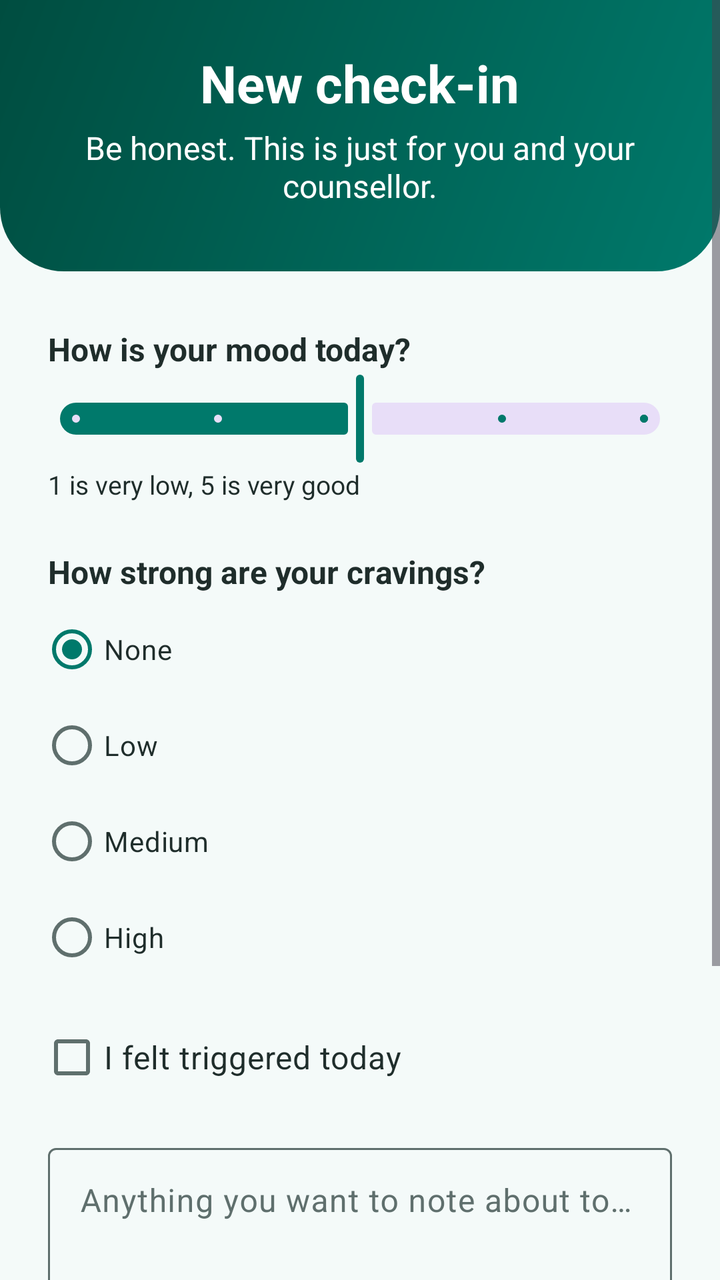
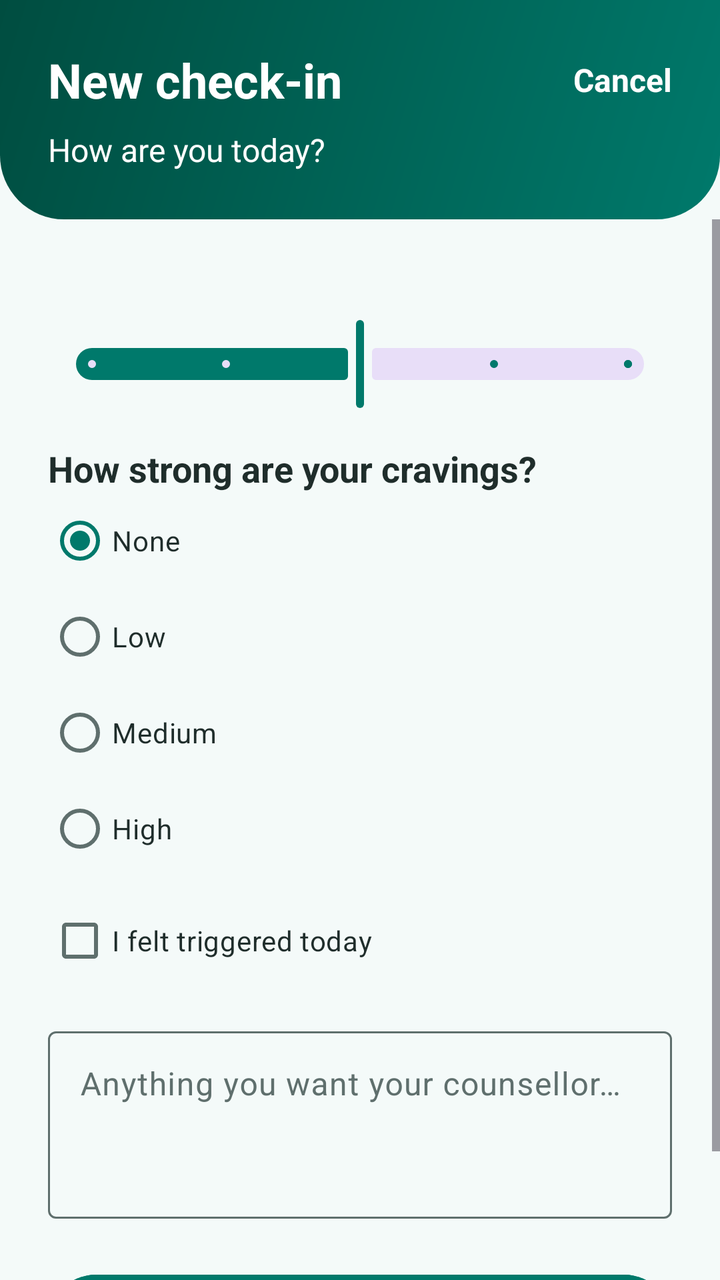

Screens rendered from an Android XML layout before and after an edit, with the pre-edit source and the edit as a unified diff.
<!-- AndroidManifest.xml: application theme Theme.RelapseShield -->
<!-- res/layout/activity_checkin.xml -->
<?xml version="1.0" encoding="utf-8"?>
<ScrollView xmlns:android="http://schemas.android.com/apk/res/android"
    xmlns:app="http://schemas.android.com/apk/res-auto"
    xmlns:tools="http://schemas.android.com/tools"
    android:id="@+id/main"
    android:layout_width="match_parent"
    android:layout_height="match_parent"
    android:background="@color/surface"
    android:fillViewport="true"
    tools:context=".CheckinActivity">

    <LinearLayout
        android:id="@+id/layoutContent"
        android:layout_width="match_parent"
        android:layout_height="wrap_content"
        android:orientation="vertical"
        android:paddingBottom="24dp">

        <LinearLayout
            android:id="@+id/layoutHeader"
            android:layout_width="match_parent"
            android:layout_height="wrap_content"
            android:background="@drawable/bg_header"
            android:gravity="center_horizontal"
            android:orientation="vertical"
            android:paddingStart="24dp"
            android:paddingTop="24dp"
            android:paddingEnd="24dp"
            android:paddingBottom="32dp">

            <TextView
                android:id="@+id/txtTitle"
                android:layout_width="wrap_content"
                android:layout_height="wrap_content"
                android:text="@string/checkin_title"
                android:textColor="@color/on_primary"
                android:textSize="26sp"
                android:textStyle="bold" />

            <TextView
                android:id="@+id/txtSubtitle"
                android:layout_width="match_parent"
                android:layout_height="wrap_content"
                android:layout_marginTop="4dp"
                android:gravity="center"
                android:text="@string/checkin_subtitle"
                android:textColor="@color/on_primary"
                android:textSize="16sp" />
        </LinearLayout>

        <TextView
            android:id="@+id/txtMoodLabel"
            android:layout_width="match_parent"
            android:layout_height="wrap_content"
            android:layout_marginStart="24dp"
            android:layout_marginTop="28dp"
            android:layout_marginEnd="24dp"
            android:text="@string/checkin_mood_label"
            android:textColor="@color/text_dark"
            android:textSize="16sp"
            android:textStyle="bold" />

        <com.google.android.material.slider.Slider
            android:id="@+id/sliderMood"
            android:layout_width="match_parent"
            android:layout_height="wrap_content"
            android:layout_marginStart="16dp"
            android:layout_marginEnd="16dp"
            android:stepSize="1.0"
            android:value="3.0"
            android:valueFrom="1.0"
            android:valueTo="5.0" />

        <TextView
            android:layout_width="match_parent"
            android:layout_height="wrap_content"
            android:layout_marginStart="24dp"
            android:layout_marginEnd="24dp"
            android:text="@string/checkin_mood_hint"
            android:textColor="@color/text_dark"
            android:textSize="13sp" />

        <TextView
            android:layout_width="match_parent"
            android:layout_height="wrap_content"
            android:layout_marginStart="24dp"
            android:layout_marginTop="24dp"
            android:layout_marginEnd="24dp"
            android:text="@string/checkin_cravings_label"
            android:textColor="@color/text_dark"
            android:textSize="16sp"
            android:textStyle="bold" />

        <RadioGroup
            android:id="@+id/rgCravings"
            android:layout_width="match_parent"
            android:layout_height="wrap_content"
            android:layout_marginStart="20dp"
            android:layout_marginTop="4dp"
            android:layout_marginEnd="24dp"
            android:orientation="vertical">

            <RadioButton
                android:id="@+id/rbCravNone"
                android:layout_width="match_parent"
                android:layout_height="wrap_content"
                android:checked="true"
                android:minHeight="48dp"
                android:text="@string/craving_none"
                android:textColor="@color/text_dark" />

            <RadioButton
                android:id="@+id/rbCravLow"
                android:layout_width="match_parent"
                android:layout_height="wrap_content"
                android:minHeight="48dp"
                android:text="@string/craving_low"
                android:textColor="@color/text_dark" />

            <RadioButton
                android:id="@+id/rbCravMedium"
                android:layout_width="match_parent"
                android:layout_height="wrap_content"
                android:minHeight="48dp"
                android:text="@string/craving_medium"
                android:textColor="@color/text_dark" />

            <RadioButton
                android:id="@+id/rbCravHigh"
                android:layout_width="match_parent"
                android:layout_height="wrap_content"
                android:minHeight="48dp"
                android:text="@string/craving_high"
                android:textColor="@color/text_dark" />
        </RadioGroup>

        <CheckBox
            android:id="@+id/chkTriggered"
            android:layout_width="match_parent"
            android:layout_height="wrap_content"
            android:layout_marginStart="20dp"
            android:layout_marginTop="12dp"
            android:layout_marginEnd="24dp"
            android:minHeight="48dp"
            android:text="@string/checkin_triggered"
            android:textColor="@color/text_dark"
            android:textSize="16sp" />

        <com.google.android.material.textfield.TextInputLayout
            android:id="@+id/tilNote"
            style="?attr/textInputOutlinedStyle"
            android:layout_width="match_parent"
            android:layout_height="wrap_content"
            android:layout_marginStart="24dp"
            android:layout_marginTop="16dp"
            android:layout_marginEnd="24dp"
            android:hint="@string/hint_note"
            app:counterEnabled="true"
            app:counterMaxLength="300">

            <com.google.android.material.textfield.TextInputEditText
                android:id="@+id/edtNote"
                android:layout_width="match_parent"
                android:layout_height="wrap_content"
                android:gravity="top"
                android:inputType="textMultiLine|textCapSentences"
                android:maxLength="300"
                android:minLines="3"
                android:textColor="@color/text_dark" />
        </com.google.android.material.textfield.TextInputLayout>

        <Button
            android:id="@+id/btnSaveCheckin"
            android:layout_width="match_parent"
            android:layout_height="56dp"
            android:layout_marginStart="24dp"
            android:layout_marginTop="24dp"
            android:layout_marginEnd="24dp"
            android:backgroundTint="@color/primary"
            android:text="@string/btn_save_checkin"
            android:textColor="@color/on_primary"
            android:textSize="16sp" />

        <TextView
            android:id="@+id/txtCancel"
            android:layout_width="match_parent"
            android:layout_height="wrap_content"
            android:layout_marginTop="8dp"
            android:gravity="center"
            android:minHeight="48dp"
            android:text="@string/checkin_cancel"
            android:textColor="@color/primary"
            android:textSize="16sp"
            android:textStyle="bold" />
    </LinearLayout>
</ScrollView>
<!-- resources referenced by this layout -->
<resources>
  <color name="on_primary">#FFFFFF</color>
  <color name="primary">#00796B</color>
  <color name="surface">#F4FAF9</color>
  <color name="text_dark">#1F2D2B</color>
  <!-- drawable bg_header (drawable) -->
  <shape xmlns:android="http://schemas.android.com/apk/res/android"
      android:shape="rectangle">
      <gradient
          android:angle="315"
          android:endColor="@color/primary"
          android:startColor="@color/primary_dark" />
      <corners
          android:bottomLeftRadius="32dp"
          android:bottomRightRadius="32dp" />
  </shape>
  <string name="btn_save_checkin">Save check-in</string>
  <string name="checkin_cancel">Cancel</string>
  <string name="checkin_cravings_label">How strong are your cravings?</string>
  <string name="checkin_mood_hint">1 is very low, 5 is very good</string>
  <string name="checkin_mood_label">How is your mood today?</string>
  <string name="checkin_subtitle">Be honest. This is just for you and your counsellor.</string>
  <string name="checkin_title">New check-in</string>
  <string name="checkin_triggered">I felt triggered today</string>
  <string name="craving_high">High</string>
  <string name="craving_low">Low</string>
  <string name="craving_medium">Medium</string>
  <string name="craving_none">None</string>
  <string name="hint_note">Anything you want to note about today?</string>
  <style name="Theme.RelapseShield" parent="Base.Theme.RelapseShield" />
  <color name="primary_dark">#004D40</color>
  <style name="Base.Theme.RelapseShield" parent="Theme.Material3.Light.NoActionBar">
          <item name="colorPrimary">@color/primary</item>
          <item name="colorOnPrimary">@color/on_primary</item>
          <item name="colorPrimaryContainer">@color/primary_light</item>
          <item name="colorOnPrimaryContainer">@color/primary_dark</item>
          <item name="colorError">@color/error_red</item>
          <item name="colorSurface">@color/surface</item>
          <item name="colorOnSurface">@color/text_dark</item>
          <item name="colorOnSurfaceVariant">@color/text_muted</item>
          <item name="colorOutline">@color/text_muted</item>
          <item name="android:colorBackground">@color/surface</item>
      </style>
  <color name="primary_light">#B2DFDB</color>
  <color name="error_red">#B3261E</color>
  <color name="text_muted">#5F6F6D</color>
</resources>

<!-- the commit's change to res/layout/activity_checkin.xml (unified diff, before → after) -->
@@ -1,196 +1,176 @@
 <?xml version="1.0" encoding="utf-8"?>
-<ScrollView xmlns:android="http://schemas.android.com/apk/res/android"
-    xmlns:app="http://schemas.android.com/apk/res-auto"
+<LinearLayout xmlns:android="http://schemas.android.com/apk/res/android"
     xmlns:tools="http://schemas.android.com/tools"
     android:id="@+id/main"
     android:layout_width="match_parent"
     android:layout_height="match_parent"
     android:background="@color/surface"
-    android:fillViewport="true"
+    android:orientation="vertical"
     tools:context=".CheckinActivity">
 
     <LinearLayout
-        android:id="@+id/layoutContent"
+        android:id="@+id/layoutHeader"
         android:layout_width="match_parent"
         android:layout_height="wrap_content"
+        android:background="@drawable/bg_header"
         android:orientation="vertical"
+        android:paddingStart="24dp"
+        android:paddingTop="16dp"
+        android:paddingEnd="24dp"
         android:paddingBottom="24dp">
 
         <LinearLayout
-            android:id="@+id/layoutHeader"
             android:layout_width="match_parent"
             android:layout_height="wrap_content"
-            android:background="@drawable/bg_header"
-            android:gravity="center_horizontal"
-            android:orientation="vertical"
-            android:paddingStart="24dp"
-            android:paddingTop="24dp"
-            android:paddingEnd="24dp"
-            android:paddingBottom="32dp">
+            android:gravity="center_vertical"
+            android:orientation="horizontal">
 
             <TextView
                 android:id="@+id/txtTitle"
-                android:layout_width="wrap_content"
+                android:layout_width="0dp"
                 android:layout_height="wrap_content"
-                android:text="@string/checkin_title"
+                android:layout_weight="1"
+                android:text="@string/ce_title_new"
                 android:textColor="@color/on_primary"
-                android:textSize="26sp"
+                android:textSize="24sp"
                 android:textStyle="bold" />
 
             <TextView
-                android:id="@+id/txtSubtitle"
-                android:layout_width="match_parent"
+                android:id="@+id/txtCancel"
+                android:layout_width="wrap_content"
                 android:layout_height="wrap_content"
-                android:layout_marginTop="4dp"
                 android:gravity="center"
-                android:text="@string/checkin_subtitle"
+                android:minHeight="48dp"
+                android:paddingStart="12dp"
+                android:text="@string/ce_cancel"
                 android:textColor="@color/on_primary"
-                android:textSize="16sp" />
+                android:textSize="16sp"
+                android:textStyle="bold" />
         </LinearLayout>
-
-        <TextView
-            android:id="@+id/txtMoodLabel"
-            android:layout_width="match_parent"
-            android:layout_height="wrap_content"
-            android:layout_marginStart="24dp"
-            android:layout_marginTop="28dp"
-            android:layout_marginEnd="24dp"
-            android:text="@string/checkin_mood_label"
-            android:textColor="@color/text_dark"
-            android:textSize="16sp"
-            android:textStyle="bold" />
-
-        <com.google.android.material.slider.Slider
-            android:id="@+id/sliderMood"
-            android:layout_width="match_parent"
-            android:layout_height="wrap_content"
-            android:layout_marginStart="16dp"
-            android:layout_marginEnd="16dp"
-            android:stepSize="1.0"
-            android:value="3.0"
-            android:valueFrom="1.0"
-            android:valueTo="5.0" />
 
         <TextView
             android:layout_width="match_parent"
             android:layout_height="wrap_content"
-            android:layout_marginStart="24dp"
-            android:layout_marginEnd="24dp"
-            android:text="@string/checkin_mood_hint"
-            android:textColor="@color/text_dark"
-            android:textSize="13sp" />
+            android:text="@string/ce_subtitle"
+            android:textColor="@color/on_primary"
+            android:textSize="16sp" />
+    </LinearLayout>
 
-        <TextView
+    <ScrollView
+        android:layout_width="match_parent"
+        android:layout_height="0dp"
+        android:layout_weight="1">
+
+        <LinearLayout
+            android:id="@+id/layoutContent"
             android:layout_width="match_parent"
             android:layout_height="wrap_content"
-            android:layout_marginStart="24dp"
-            android:layout_marginTop="24dp"
-            android:layout_marginEnd="24dp"
-            android:text="@string/checkin_cravings_label"
-            android:textColor="@color/text_dark"
-            android:textSize="16sp"
-            android:textStyle="bold" />
+            android:orientation="vertical"
+            android:padding="24dp">
 
-        <RadioGroup
-            android:id="@+id/rgCravings"
-            android:layout_width="match_parent"
-            android:layout_height="wrap_content"
-            android:layout_marginStart="20dp"
-            android:layout_marginTop="4dp"
-            android:layout_marginEnd="24dp"
-            android:orientation="vertical">
-
-            <RadioButton
-                android:id="@+id/rbCravNone"
+            <TextView
+                android:id="@+id/txtMoodLabel"
                 android:layout_width="match_parent"
                 android:layout_height="wrap_content"
-                android:checked="true"
+                android:textColor="@color/text_dark"
+                android:textSize="18sp"
+                android:textStyle="bold" />
+
+            <com.google.android.material.slider.Slider
+                android:id="@+id/sliderMood"
+                android:layout_width="match_parent"
+                android:layout_height="wrap_content"
+                android:contentDescription="@string/ce_mood_description"
+                android:stepSize="1.0"
+                android:value="3.0"
+                android:valueFrom="1.0"
+                android:valueTo="5.0" />
+
+            <TextView
+                android:layout_width="match_parent"
+                android:layout_height="wrap_content"
+                android:layout_marginTop="16dp"
+                android:text="@string/ce_cravings_label"
+                android:textColor="@color/text_dark"
+                android:textSize="18sp"
+                android:textStyle="bold" />
+
+            <RadioGroup
+                android:id="@+id/rgCravings"
+                android:layout_width="match_parent"
+                android:layout_height="wrap_content"
+                android:orientation="vertical">
+
+                <RadioButton
+                    android:id="@+id/rbCravNone"
+                    android:layout_width="match_parent"
+                    android:layout_height="wrap_content"
+                    android:checked="true"
+                    android:minHeight="48dp"
+                    android:text="@string/ce_crav_none"
+                    android:textColor="@color/text_dark" />
+
+                <RadioButton
+                    android:id="@+id/rbCravLow"
+                    android:layout_width="match_parent"
+                    android:layout_height="wrap_content"
+                    android:minHeight="48dp"
+                    android:text="@string/ce_crav_low"
+                    android:textColor="@color/text_dark" />
+
+                <RadioButton
+                    android:id="@+id/rbCravMedium"
+                    android:layout_width="match_parent"
+                    android:layout_height="wrap_content"
+                    android:minHeight="48dp"
+                    android:text="@string/ce_crav_medium"
+                    android:textColor="@color/text_dark" />
+
+                <RadioButton
+                    android:id="@+id/rbCravHigh"
+                    android:layout_width="match_parent"
+                    android:layout_height="wrap_content"
+                    android:minHeight="48dp"
+                    android:text="@string/ce_crav_high"
+                    android:textColor="@color/text_dark" />
+            </RadioGroup>
+
+            <CheckBox
+                android:id="@+id/chkTriggered"
+                android:layout_width="match_parent"
+                android:layout_height="wrap_content"
+                android:layout_marginTop="8dp"
                 android:minHeight="48dp"
-                android:text="@string/craving_none"
+                android:text="@string/ce_triggered"
                 android:textColor="@color/text_dark" />
 
-            <RadioButton
-                android:id="@+id/rbCravLow"
+            <com.google.android.material.textfield.TextInputLayout
+                android:id="@+id/tilNote"
+                style="?attr/textInputOutlinedStyle"
                 android:layout_width="match_parent"
                 android:layout_height="wrap_content"
-                android:minHeight="48dp"
-                android:text="@string/craving_low"
-                android:textColor="@color/text_dark" />
+                android:layout_marginTop="16dp"
+                android:hint="@string/ce_hint_note">
 
-            <RadioButton
-                android:id="@+id/rbCravMedium"
+                <com.google.android.material.textfield.TextInputEditText
+                    android:id="@+id/edtNote"
+                    android:layout_width="match_parent"
+                    android:layout_height="wrap_content"
+                    android:gravity="top"
+                    android:inputType="textMultiLine|textCapSentences"
+                    android:minLines="3"
+                    android:textColor="@color/text_dark" />
+            </com.google.android.material.textfield.TextInputLayout>
+
+            <Button
+                android:id="@+id/btnSaveCheckin"
                 android:layout_width="match_parent"
-                android:layout_height="wrap_content"
-                android:minHeight="48dp"
-                android:text="@string/craving_medium"
-                android:textColor="@color/text_dark" />
-
-            <RadioButton
-                android:id="@+id/rbCravHigh"
-                android:layout_width="match_parent"
-                android:layout_height="wrap_content"
-                android:minHeight="48dp"
-                android:text="@string/craving_high"
-                android:textColor="@color/text_dark" />
-        </RadioGroup>
-
-        <CheckBox
-            android:id="@+id/chkTriggered"
-            android:layout_width="match_parent"
-            android:layout_height="wrap_content"
-            android:layout_marginStart="20dp"
-            android:layout_marginTop="12dp"
-            android:layout_marginEnd="24dp"
-            android:minHeight="48dp"
-            android:text="@string/checkin_triggered"
-            android:textColor="@color/text_dark"
-            android:textSize="16sp" />
-
-        <com.google.android.material.textfield.TextInputLayout
-            android:id="@+id/tilNote"
-            style="?attr/textInputOutlinedStyle"
-            android:layout_width="match_parent"
-            android:layout_height="wrap_content"
-            android:layout_marginStart="24dp"
-            android:layout_marginTop="16dp"
-            android:layout_marginEnd="24dp"
-            android:hint="@string/hint_note"
-            app:counterEnabled="true"
-            app:counterMaxLength="300">
-
-            <com.google.android.material.textfield.TextInputEditText
-                android:id="@+id/edtNote"
-                android:layout_width="match_parent"
-                android:layout_height="wrap_content"
-                android:gravity="top"
-                android:inputType="textMultiLine|textCapSentences"
-                android:maxLength="300"
-                android:minLines="3"
-                android:textColor="@color/text_dark" />
-        </com.google.android.material.textfield.TextInputLayout>
-
-        <Button
-            android:id="@+id/btnSaveCheckin"
-            android:layout_width="match_parent"
-            android:layout_height="56dp"
-            android:layout_marginStart="24dp"
-            android:layout_marginTop="24dp"
-            android:layout_marginEnd="24dp"
-            android:backgroundTint="@color/primary"
-            android:text="@string/btn_save_checkin"
-            android:textColor="@color/on_primary"
-            android:textSize="16sp" />
-
-        <TextView
-            android:id="@+id/txtCancel"
-            android:layout_width="match_parent"
-            android:layout_height="wrap_content"
-            android:layout_marginTop="8dp"
-            android:gravity="center"
-            android:minHeight="48dp"
-            android:text="@string/checkin_cancel"
-            android:textColor="@color/primary"
-            android:textSize="16sp"
-            android:textStyle="bold" />
-    </LinearLayout>
-</ScrollView>
+                android:layout_height="56dp"
+                android:layout_marginTop="24dp"
+                android:backgroundTint="@color/primary"
+                android:text="@string/ce_save"
+                android:textColor="@color/on_primary"
+                android:textSize="16sp" />
+        </LinearLayout>
+    </ScrollView>
+</LinearLayout>
<!-- resource entries referenced after the edit -->
@@ -15,19 +15,18 @@
           android:bottomLeftRadius="32dp"
           android:bottomRightRadius="32dp" />
   </shape>
-  <string name="btn_save_checkin">Save check-in</string>
-  <string name="checkin_cancel">Cancel</string>
-  <string name="checkin_cravings_label">How strong are your cravings?</string>
-  <string name="checkin_mood_hint">1 is very low, 5 is very good</string>
-  <string name="checkin_mood_label">How is your mood today?</string>
-  <string name="checkin_subtitle">Be honest. This is just for you and your counsellor.</string>
-  <string name="checkin_title">New check-in</string>
-  <string name="checkin_triggered">I felt triggered today</string>
-  <string name="craving_high">High</string>
-  <string name="craving_low">Low</string>
-  <string name="craving_medium">Medium</string>
-  <string name="craving_none">None</string>
-  <string name="hint_note">Anything you want to note about today?</string>
+  <string name="ce_cancel">Cancel</string>
+  <string name="ce_crav_high">High</string>
+  <string name="ce_crav_low">Low</string>
+  <string name="ce_crav_medium">Medium</string>
+  <string name="ce_crav_none">None</string>
+  <string name="ce_cravings_label">How strong are your cravings?</string>
+  <string name="ce_hint_note">Anything you want your counsellor to know (optional)</string>
+  <string name="ce_mood_description">Mood from 1 (low) to 5 (good)</string>
+  <string name="ce_save">Save check-in</string>
+  <string name="ce_subtitle">How are you today?</string>
+  <string name="ce_title_new">New check-in</string>
+  <string name="ce_triggered">I felt triggered today</string>
   <style name="Theme.RelapseShield" parent="Base.Theme.RelapseShield" />
   <color name="primary_dark">#004D40</color>
   <style name="Base.Theme.RelapseShield" parent="Theme.Material3.Light.NoActionBar">
